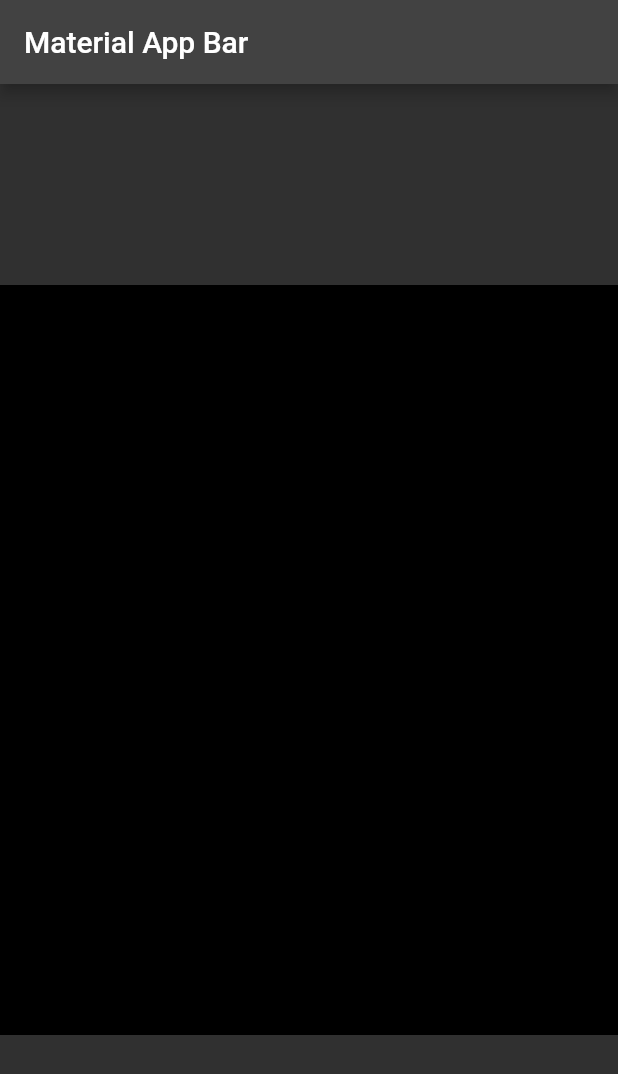
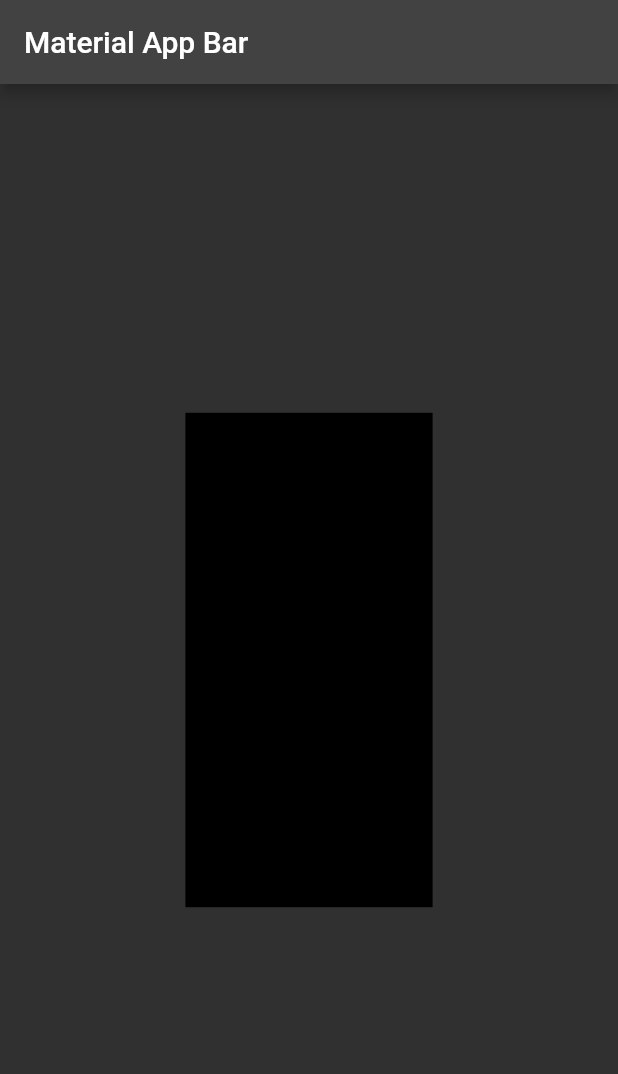
Before and after one commit to MichiLunar/Yu-Gi-Oh_proyecto, a Flutter app: the screen it shows after launch, on a phone screen of 412 x 824 dp. Shown: the top 1074 px of the screen. Run offline on Flutter 3.47's test engine with Material 2 defaults, Android fonts, the phone set to English and light mode, and no system bars.

Commit message:
Segundo commit

```diff
--- a/lib/src/widgets/carta_widgets.dart
+++ b/lib/src/widgets/carta_widgets.dart
@@ -4,14 +4,14 @@ class CartaWidgets extends StatelessWidget {
   const CartaWidgets({Key? key}) : super(key: key);
   @override
   Widget build(BuildContext context) {
-    return Scaffold(
-      body: Center(
-        child: Container(
-          padding: const EdgeInsets.all(10),
-          width: 600,
-          height: 500,
-          color: Colors.black,
-        ),
+    final size = MediaQuery.of(context).size;
+    return Center(
+      child: Container(
+        padding: const EdgeInsets.all(10),
+        width: size.width * 0.4,
+        height: size.height * 0.4,
+        color: Colors.black,
+
       ),
     );
   }
```
Also changed, not shown: lib/models/datos_de_carta.dart (added, +36 -0 lines).
